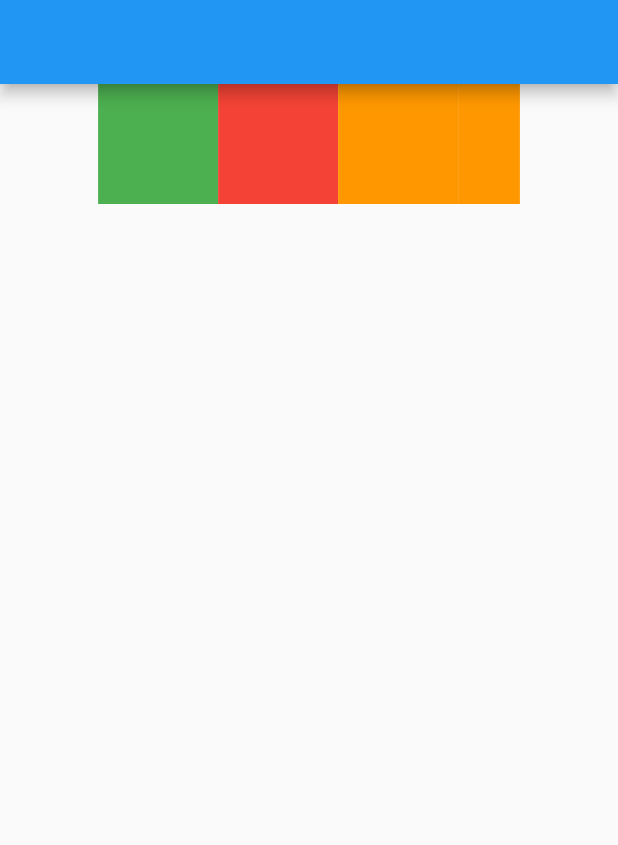
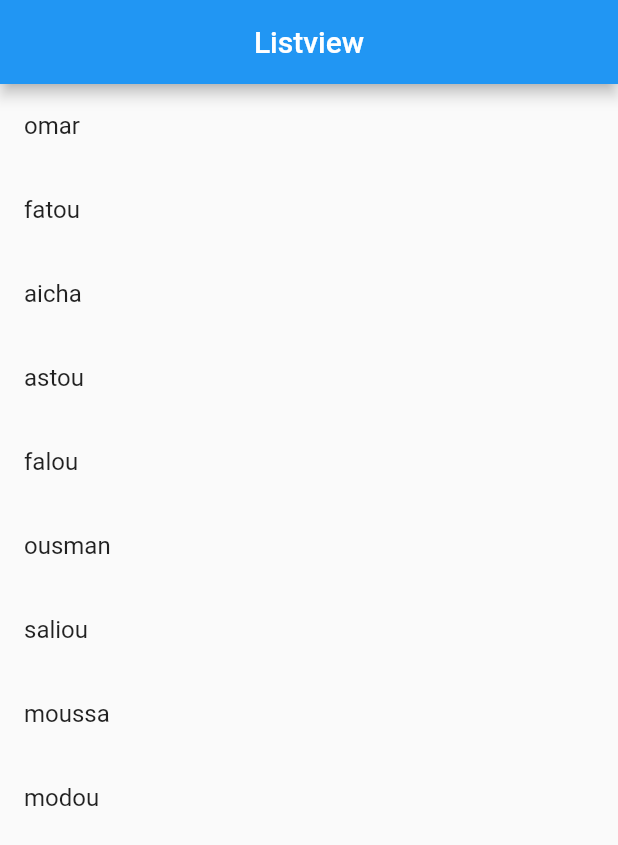
Before and after one commit to omar6260/30DAYOF-FLUTTER, a Flutter app: the screen it shows after launch, on a phone screen of 412 x 824 dp. Shown: the top 845 px of the screen. Run offline on Flutter 3.47's test engine with Material 2 defaults, Android fonts, the phone set to English and light mode, and no system bars.

```diff
--- a/flutter_exmple/lib/main.dart
+++ b/flutter_exmple/lib/main.dart
@@ -1,10 +1,12 @@
 import 'package:flutter/material.dart';
 import 'package:flutter_exmple/widgets/Expanded.dart';
+import 'package:flutter_exmple/widgets/LlistView.dart';
 import 'package:flutter_exmple/widgets/Row.dart';
 import 'package:flutter_exmple/widgets/align.dart';
 import 'package:flutter_exmple/widgets/center.dart';
 import 'package:flutter_exmple/widgets/column.dart';
 import 'package:flutter_exmple/widgets/container.dart';
+import 'package:flutter_exmple/widgets/drawer.dart';
 import 'package:flutter_exmple/widgets/flexible.dart';
 
 void main() {
@@ -22,7 +24,7 @@ class MyApp extends StatelessWidget {
       theme: ThemeData(
         primarySwatch: Colors.blue,
       ),
-      home: FlexibleExemple(),
+      home: ListViewExemple(),
     );
   }
 }
--- /dev/null
+++ b/flutter_exmple/lib/widgets/LlistView.dart
@@ -0,0 +1,37 @@
+import 'package:flutter/material.dart';
+
+class ListViewExemple extends StatelessWidget {
+  const ListViewExemple({Key? key}) : super(key: key);
+
+  @override
+  Widget build(BuildContext context) {
+    List<String> names = [
+      "omar",
+      "fatou",
+      "aicha",
+      "astou",
+      "falou",
+      "ousman",
+      "saliou",
+      "moussa",
+      "modou"
+    ];
+
+    return Scaffold(
+      appBar: AppBar(
+        title: Text('Listview'),
+        centerTitle: true,
+      ),
+      body: Center(
+        child: ListView.builder(
+            itemCount: names.length,
+            itemBuilder: (BuildContext context, int position) {
+              var name = names[position];
+              return ListTile(
+                title: Text(name),
+              );
+            }),
+      ),
+    );
+  }
+}
```
Also changed, not shown: flutter_exmple/lib/widgets/drawer.dart (added, +73 -0 lines).
